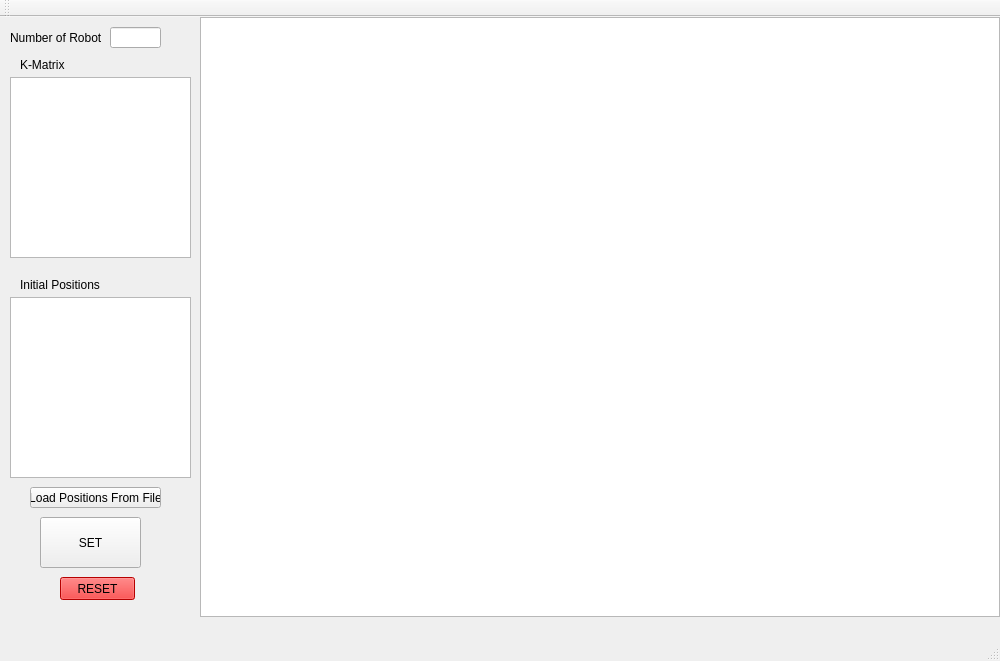
This is mainwindow.ui in bmdelaune/452-p4 as Qt 5 draws it before an edit. The edited form follows.
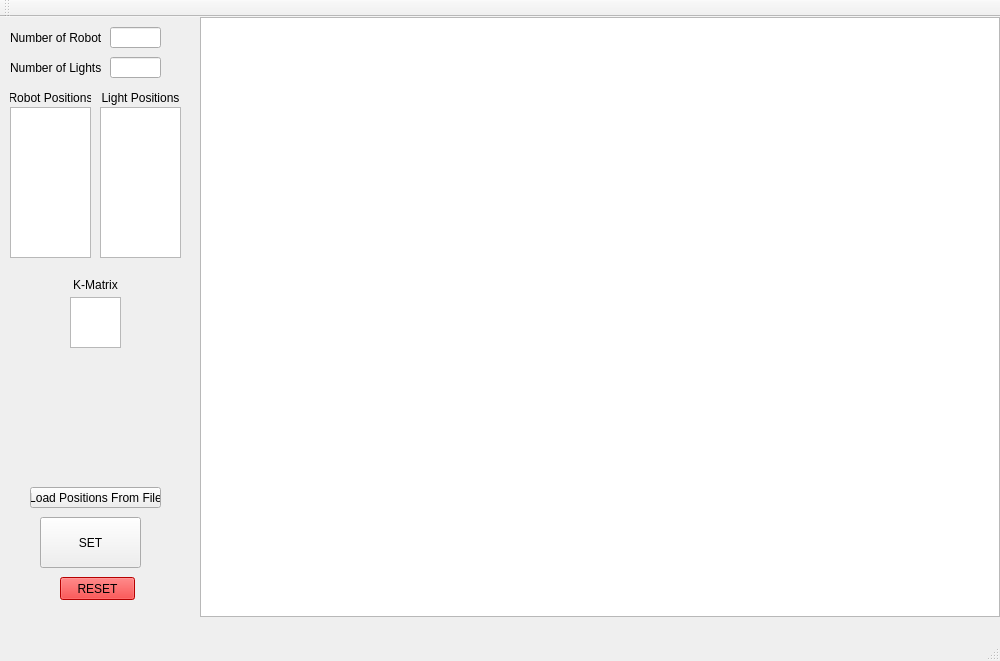
This is the edited form.

Commit message: Fixed default robot positions. Light positions do not work yet.

```diff
--- a/mainwindow.ui
+++ b/mainwindow.ui
@@ -494,47 +494,53 @@
    <widget class="QTextEdit" name="kMatrix">
     <property name="geometry">
      <rect>
-      <x>10</x>
-      <y>60</y>
-      <width>181</width>
-      <height>181</height>
+      <x>70</x>
+      <y>280</y>
+      <width>51</width>
+      <height>51</height>
      </rect>
     </property>
    </widget>
    <widget class="QLabel" name="label_2">
     <property name="geometry">
      <rect>
-      <x>20</x>
-      <y>40</y>
-      <width>61</width>
+      <x>70</x>
+      <y>260</y>
+      <width>51</width>
       <height>16</height>
      </rect>
     </property>
     <property name="text">
      <string>K-Matrix</string>
     </property>
+    <property name="alignment">
+     <set>Qt::AlignCenter</set>
+    </property>
    </widget>
    <widget class="QTextEdit" name="initPos">
     <property name="geometry">
      <rect>
       <x>10</x>
-      <y>280</y>
-      <width>181</width>
-      <height>181</height>
+      <y>90</y>
+      <width>81</width>
+      <height>151</height>
      </rect>
     </property>
    </widget>
    <widget class="QLabel" name="label_3">
     <property name="geometry">
      <rect>
-      <x>20</x>
-      <y>260</y>
+      <x>10</x>
+      <y>70</y>
       <width>81</width>
-      <height>16</height>
+      <height>21</height>
      </rect>
     </property>
     <property name="text">
-     <string>Initial Positions</string>
+     <string>Robot Positions</string>
+    </property>
+    <property name="alignment">
+     <set>Qt::AlignCenter</set>
     </property>
    </widget>
    <widget class="QPushButton" name="loadFile">
@@ -563,6 +569,55 @@
      <string>SET</string>
     </property>
    </widget>
+   <widget class="QLineEdit" name="numLights">
+    <property name="geometry">
+     <rect>
+      <x>110</x>
+      <y>40</y>
+      <width>51</width>
+      <height>21</height>
+     </rect>
+    </property>
+   </widget>
+   <widget class="QLabel" name="label_4">
+    <property name="geometry">
+     <rect>
+      <x>10</x>
+      <y>40</y>
+      <width>91</width>
+      <height>21</height>
+     </rect>
+    </property>
+    <property name="text">
+     <string>Number of Lights</string>
+    </property>
+   </widget>
+   <widget class="QLabel" name="label_6">
+    <property name="geometry">
+     <rect>
+      <x>100</x>
+      <y>70</y>
+      <width>81</width>
+      <height>21</height>
+     </rect>
+    </property>
+    <property name="text">
+     <string>Light Positions</string>
+    </property>
+    <property name="alignment">
+     <set>Qt::AlignCenter</set>
+    </property>
+   </widget>
+   <widget class="QTextEdit" name="lightPos">
+    <property name="geometry">
+     <rect>
+      <x>100</x>
+      <y>90</y>
+      <width>81</width>
+      <height>151</height>
+     </rect>
+    </property>
+   </widget>
   </widget>
   <widget class="QMenuBar" name="menuBar">
    <property name="geometry">
```
Left out of the diff: 2 changed lines with no effect on the pictures. The commit also changes 11 other files.
